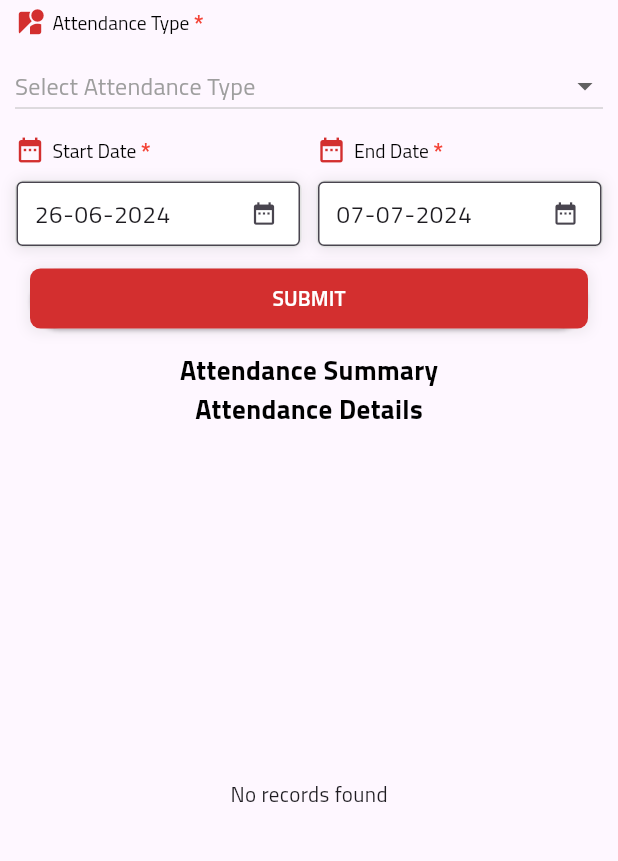
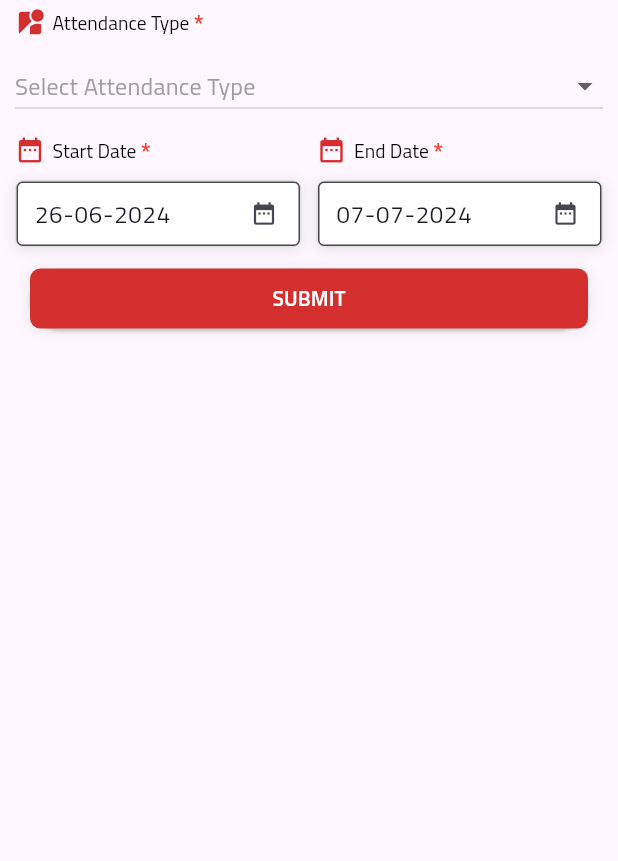
Before and after one commit to rafiqul2235/ssg-smart-flutter-project, a Flutter app: the AttendanceSheetPage screen opened directly, on a phone screen of 412 x 824 dp, the part 75-936 px from its top. Run offline on Flutter 3.47's test engine with Material 3 defaults, Android fonts, the phone set to English and light mode, and no system bars; drawn by our look-alikes of dropdown_button2; our stand-ins replace badges, carousel_slider, connectivity, country_code_picker, device_info_plus, dio and 22 more; missing offline and left inert: android_path_provider, dart:ffi, flutter_downloader, flutter_keyboard_visibility_web, google_maps_webservice, image_picker_for_web and 1 more; accounts and stored records are empty; statements that could not run were skipped.

Commit message:
completed attendance screen

```diff
--- a/lib/provider/attendance_provider.dart
+++ b/lib/provider/attendance_provider.dart
@@ -10,6 +10,13 @@ class AttendanceProvider with ChangeNotifier{
 
   List<AttendanceSheet> _attendanceRecords = [];
   List<AttendanceSheet> get attendanceRecords => _attendanceRecords;
+
+  Map<String, int> attendanceSummary = {
+    "Present": 0,
+    "Offday": 0,
+    "Late": 0,
+    "Leave": 0
+  };
 
   bool _isLoading = false;
   bool get isLoading => _isLoading;
@@ -25,6 +32,16 @@ class AttendanceProvider with ChangeNotifier{
       _attendanceRecords = [];
     }
 
+    // Calculate summary
+    attendanceSummary = {
+      "Present": _attendanceRecords.where((element) => element.status == "Present").length,
+      "Offday": _attendanceRecords.where((element) => element.status == "Offday").length,
+      "Late": _attendanceRecords.where((element) => element.status == "Late").length,
+      "Leave": _attendanceRecords.where((element) => element.status == "Leave").length,
+      "Absent": _attendanceRecords.where((element) => element.status == "Absent").length,
+      "Holiday": _attendanceRecords.where((element) => element.status == "Holiday").length
+    };
+
     _isLoading = false;
     notifyListeners();
   }
--- a/lib/view/screen/attendence/attendance_sheet_screen.dart
+++ b/lib/view/screen/attendence/attendance_sheet_screen.dart
@@ -1,7 +1,9 @@
 import 'package:dropdown_button2/dropdown_button2.dart';
+import 'package:flutter/cupertino.dart';
 import 'package:flutter/material.dart';
 import 'package:intl/intl.dart';
 import 'package:provider/provider.dart';
+import 'package:ssg_smart2/view/screen/attendence/widget/attendance_summary_table.dart';
 import '../../../data/model/response/user_info_model.dart';
 import '../../../provider/attendance_provider.dart';
 import '../../../provider/user_provider.dart';
@@ -23,9 +25,20 @@ class AttendanceSheetPage extends StatefulWidget {
 }
 
 class _AttendanceSheetPageState extends State<AttendanceSheetPage> {
-  final GlobalKey<ScaffoldMessengerState> _scaffoldKey = GlobalKey<ScaffoldMessengerState>();
+  final GlobalKey<ScaffoldMessengerState> _scaffoldKey = GlobalKey<
+      ScaffoldMessengerState>();
 
-  List<String> _attendanceTypes = ['All','Present', 'Absent', 'Late', 'Leave', 'Offday', 'Holiday'];
+  bool _showResult = false;
+
+  List<String> _attendanceTypes = [
+    'All',
+    'Present',
+    'Absent',
+    'Late',
+    'Leave',
+    'Offday',
+    'Holiday'
+  ];
   String? _selectedAttendanceType;
 
   final TextEditingController _startDateController = TextEditingController();
@@ -39,20 +52,24 @@ class _AttendanceSheetPageState extends State<AttendanceSheetPage> {
 
     DateTime now = DateTime.now();
     _endDateController.text = DateFormat('dd-MM-yyyy').format(now);
-    DateTime startDate = DateTime(now.year, now.month -1, 26);
-    if(now.day >= 26){
+    DateTime startDate = DateTime(now.year, now.month - 1, 26);
+    if (now.day >= 26) {
       startDate = DateTime(now.year, now.month, 26);
     }
     _startDateController.text = DateFormat('dd-MM-yyyy').format(startDate);
 
     WidgetsBinding.instance.addPostFrameCallback((_) {
-      Provider.of<AttendanceProvider>(context, listen: false).clearAttendanceData();
+      Provider.of<AttendanceProvider>(context, listen: false)
+          .clearAttendanceData();
     });
   }
 
   @override
   Widget build(BuildContext context) {
-    double width = MediaQuery.of(context).size.width;
+    double width = MediaQuery
+        .of(context)
+        .size
+        .width;
 
     return Scaffold(
       key: _scaffoldKey,
@@ -64,7 +81,8 @@ class _AttendanceSheetPageState extends State<AttendanceSheetPage> {
               icon: Icons.home,
               onActionPressed: () {
                 Navigator.of(context).push(MaterialPageRoute(
-                    builder: (BuildContext context) => const DashBoardScreen()));
+                    builder: (
+                        BuildContext context) => const DashBoardScreen()));
               }),
           // Attendance Type Dropdown
           Consumer<AttendanceProvider>(
@@ -76,9 +94,13 @@ class _AttendanceSheetPageState extends State<AttendanceSheetPage> {
                     Row(
                       children: [
                         Icon(Icons.streetview,
-                            color: ColorResources.getPrimary(context), size: 20),
-                        const SizedBox(width: Dimensions.MARGIN_SIZE_EXTRA_SMALL),
-                        MandatoryText(text: 'Attendance Type', mandatoryText: '*', textStyle: titilliumRegular),
+                            color: ColorResources.getPrimary(context),
+                            size: 20),
+                        const SizedBox(
+                            width: Dimensions.MARGIN_SIZE_EXTRA_SMALL),
+                        MandatoryText(text: 'Attendance Type',
+                            mandatoryText: '*',
+                            textStyle: titilliumRegular),
                       ],
                     ),
                     const SizedBox(height: Dimensions.MARGIN_SIZE_SMALL),
@@ -88,7 +110,8 @@ class _AttendanceSheetPageState extends State<AttendanceSheetPage> {
                       dropdownWidth: width - 40,
                       hint: Text('Select Attendance Type'),
                       items: _attendanceTypes
-                          .map((type) => DropdownMenuItem<String>(
+                          .map((type) =>
+                          DropdownMenuItem<String>(
                             value: type == 'All' ? null : type,
                             child: Text(type),
                           ))
@@ -120,9 +143,13 @@ class _AttendanceSheetPageState extends State<AttendanceSheetPage> {
                         Row(
                           children: [
                             Icon(Icons.date_range,
-                                color: ColorResources.getPrimary(context), size: 20),
-                            const SizedBox(width: Dimensions.MARGIN_SIZE_EXTRA_SMALL),
-                            MandatoryText(text: 'Start Date', mandatoryText: '*', textStyle: titilliumRegular),
+                                color: ColorResources.getPrimary(context),
+                                size: 20),
+                            const SizedBox(width: Dimensions
+                                .MARGIN_SIZE_EXTRA_SMALL),
+                            MandatoryText(text: 'Start Date',
+                                mandatoryText: '*',
+                                textStyle: titilliumRegular),
                           ],
                         ),
                         const SizedBox(height: Dimensions.MARGIN_SIZE_SMALL),
@@ -148,9 +175,13 @@ class _AttendanceSheetPageState extends State<AttendanceSheetPage> {
                         Row(
                           children: [
                             Icon(Icons.date_range,
-                                color: ColorResources.getPrimary(context), size: 20),
-                            const SizedBox(width: Dimensions.MARGIN_SIZE_EXTRA_SMALL),
-                            MandatoryText(text: 'End Date', mandatoryText: '*', textStyle: titilliumRegular),
+                                color: ColorResources.getPrimary(context),
+                                size: 20),
+                            const SizedBox(width: Dimensions
+                                .MARGIN_SIZE_EXTRA_SMALL),
+                            MandatoryText(text: 'End Date',
+                                mandatoryText: '*',
+                                textStyle: titilliumRegular),
                           ],
                         ),
                         const SizedBox(height: Dimensions.MARGIN_SIZE_SMALL),
@@ -169,30 +200,51 @@ class _AttendanceSheetPageState extends State<AttendanceSheetPage> {
             ),
           ),
           // Submit Button
+
           Container(
             margin: const EdgeInsets.symmetric(
               horizontal: Dimensions.MARGIN_SIZE_LARGE,
               vertical: Dimensions.MARGIN_SIZE_SMALL,
             ),
             child: CustomButton(
-              onTap: (){
-                final provider = Provider.of<AttendanceProvider>(context, listen: false);
-                UserInfoModel? userInfoModel = Provider.of<UserProvider>(context,listen: false).userInfoModel;
+              onTap: () {
+                final provider = Provider.of<AttendanceProvider>(
+                    context, listen: false);
+                UserInfoModel? userInfoModel = Provider
+                    .of<UserProvider>(context, listen: false)
+                    .userInfoModel;
                 provider.fetchAttendanceSheet(
                     userInfoModel!.employeeNumber!,
                     _startDateController.text,
                     _endDateController.text,
-                    _selectedAttendanceType?? ''
+                    _selectedAttendanceType ?? ''
                 );
+                setState(() {
+                  _showResult = true;
+                });
               },
               buttonText: 'SUBMIT',
             ),
           ),
-          Center(child: Text('Attendance Summary', style: titilliumBold.copyWith(fontSize: 18))),
-          Center(child: Text('Attendance Details', style: titilliumBold.copyWith(fontSize: 18))),
+          Visibility(
+            visible: _showResult,
+            child: Expanded(
+              child: SingleChildScrollView(
+                child: Column(
+                  children: [
+                    Center(child: Text('Attendance Summary',
+                        style: titilliumBold.copyWith(fontSize: 18))),
+                    Consumer<AttendanceProvider>(
+                      builder: (context, provider, child){
+                        return AttendanceSummaryTable(
+                            attendanceSummary: provider.attendanceSummary
+                        );
+                      },
+                    ),
+                    Center(child: Text('Attendance Details',
+                        style: titilliumBold.copyWith(fontSize: 18))),
                     // Attendance Table
-          Expanded(
-            child: Consumer<AttendanceProvider>(
+                    Consumer<AttendanceProvider>(
                       builder: (context, provider, child) {
                         if (provider.isLoading) {
                           return Center(child: CircularProgressIndicator());
@@ -200,19 +252,27 @@ class _AttendanceSheetPageState extends State<AttendanceSheetPage> {
                           return Center(child: Text('No records found'));
                         } else {
                           return SingleChildScrollView(
-                    scrollDirection: Axis.vertical,
-                    child: SingleChildScrollView(
                             scrollDirection: Axis.horizontal,
                             child: DataTable(
                               columns: const [
-                          DataColumn(label: Text('SL', style: TextStyle(fontWeight: FontWeight.bold))),
-                          DataColumn(label: Text('Date', style: TextStyle(fontWeight: FontWeight.bold))),
-                          DataColumn(label: Text('In-Time', style: TextStyle(fontWeight: FontWeight.bold))),
-                          DataColumn(label: Text('Out-Time', style: TextStyle(fontWeight: FontWeight.bold))),
-                          DataColumn(label: Text('W_Hours', style: TextStyle(fontWeight: FontWeight.bold))),
-                          DataColumn(label: Text('Status', style: TextStyle(fontWeight: FontWeight.bold))),
+                                DataColumn(label: Text('SL', style: TextStyle(
+                                    fontWeight: FontWeight.bold))),
+                                DataColumn(label: Text('Date', style: TextStyle(
+                                    fontWeight: FontWeight.bold))),
+                                DataColumn(label: Text('In-Time',
+                                    style: TextStyle(
+                                        fontWeight: FontWeight.bold))),
+                                DataColumn(label: Text('Out-Time',
+                                    style: TextStyle(
+                                        fontWeight: FontWeight.bold))),
+                                DataColumn(label: Text('W_Hours',
+                                    style: TextStyle(
+                                        fontWeight: FontWeight.bold))),
+                                DataColumn(label: Text('Status', style: TextStyle(
+                                    fontWeight: FontWeight.bold))),
                               ],
-                        rows: provider.attendanceRecords.map((record) => DataRow(
+                              rows: provider.attendanceRecords.map((record) =>
+                                  DataRow(
                                     cells: [
                                       DataCell(Text(record.srlNum ?? '')),
                                       DataCell(Text(record.workingDate ?? '')),
@@ -223,10 +283,13 @@ class _AttendanceSheetPageState extends State<AttendanceSheetPage> {
                                     ],
                                   )).toList(),
                             ),
-                    ),
                           );
                         }
                       },
+                    ),
+                  ],
+                ),
+              ),
             ),
           ),
         ],
```
Lines whose indentation alone changed are shown as unchanged.
